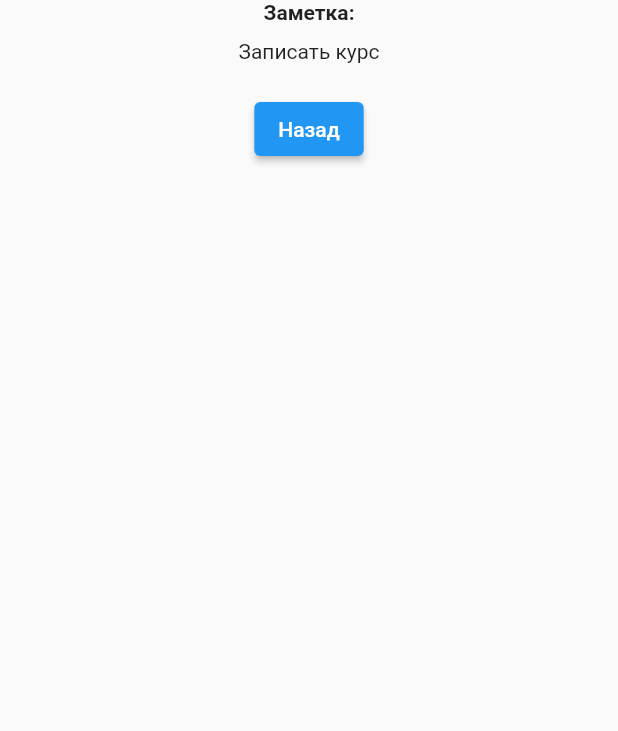
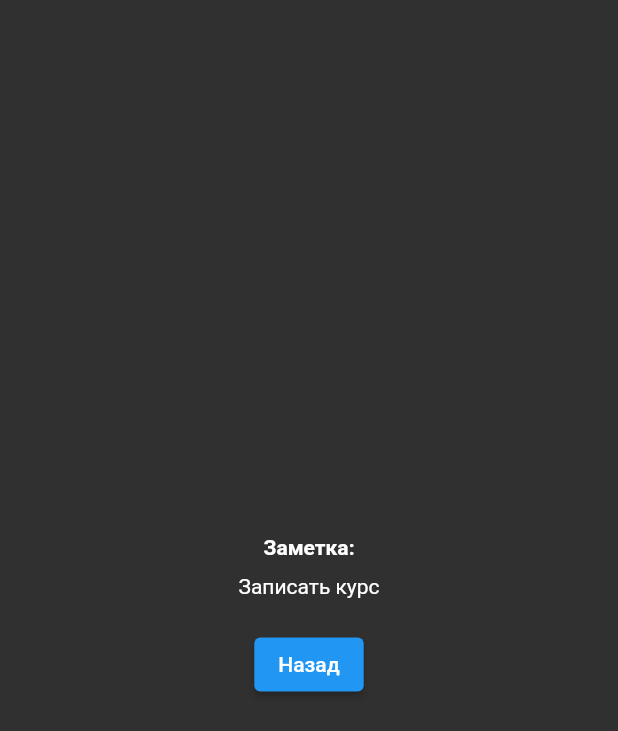
Before and after one commit to incognittoo/todo, a Flutter app: the screen it shows after launch, after a tap on "Записать курс", on a phone screen of 412 x 824 dp. Shown: the top 731 px of the screen. Run offline on Flutter 3.47's test engine with Material 2 defaults, Android fonts, the phone set to English and light mode, and no system bars.

```diff
--- a/lib/main.dart
+++ b/lib/main.dart
@@ -3,7 +3,8 @@ import 'package:todo/pages/home.dart';
 import 'package:todo/pages/note_screen.dart';
 
 void main() => runApp(MaterialApp(
-      theme: ThemeData(primaryColor: Colors.blueGrey),
+      theme: ThemeData(
+          colorScheme: ColorScheme.dark().copyWith(primary: Colors.blue)),
       initialRoute: '/',
       routes: {'/': (context) => Home(), '/note': (context) => NoteScreen()},
     ));
--- a/lib/pages/home.dart
+++ b/lib/pages/home.dart
@@ -9,7 +9,7 @@ class Home extends StatefulWidget {
 
 class _HomeState extends State<Home> {
   List todoList = [];
-  late String _userNote;
+  String _userNote = '';
 
   @override
   void initState() {
@@ -23,7 +23,7 @@ class _HomeState extends State<Home> {
   Widget build(BuildContext context) {
     return Scaffold(
       appBar: AppBar(
-        backgroundColor: Color.fromARGB(255, 3, 63, 204),
+        backgroundColor: Color.fromARGB(255, 1, 28, 91),
         title: Text('Список дел'),
         centerTitle: true,
       ),
@@ -42,7 +42,7 @@ class _HomeState extends State<Home> {
                   trailing: IconButton(
                     icon: Icon(
                       Icons.delete_sharp,
-                      color: Colors.deepOrange,
+                      color: Colors.red,
                     ),
                     onPressed: () {
                       setState(() {
@@ -60,7 +60,10 @@ class _HomeState extends State<Home> {
             );
           }),
       floatingActionButton: FloatingActionButton(
-        child: Icon(Icons.add_box),
+        child: Icon(
+          Icons.add_box,
+          color: Colors.white,
+        ),
         backgroundColor: Colors.green,
         onPressed: () {
           showDialog(
@@ -81,7 +84,10 @@ class _HomeState extends State<Home> {
                           });
                           Navigator.of(context).pop();
                         },
-                        child: Text('Сохранить'))
+                        child: Text(
+                          'Сохранить',
+                          style: TextStyle(color: Colors.white),
+                        ))
                   ],
                 );
               });
--- a/lib/pages/note_screen.dart
+++ b/lib/pages/note_screen.dart
@@ -8,7 +8,7 @@ class NoteScreen extends StatefulWidget {
 }
 
 class _NoteScreenState extends State<NoteScreen> {
-  late String _noteText;
+  String _noteText = '';
 
   @override
   Widget build(BuildContext context) {
@@ -21,19 +21,25 @@ class _NoteScreenState extends State<NoteScreen> {
         mainAxisAlignment: MainAxisAlignment.center,
         children: [
           Column(
+            mainAxisAlignment: MainAxisAlignment.center,
             children: [
               Text(
                 'Заметка:',
                 style: TextStyle(fontWeight: FontWeight.bold),
               ),
               Padding(padding: EdgeInsets.only(bottom: 10)),
-              Text('$_noteText'),
+              Text(
+                '$_noteText',
+              ),
               Padding(padding: EdgeInsets.only(bottom: 20)),
               ElevatedButton(
                   onPressed: () {
                     Navigator.pop(context);
                   },
-                  child: Text('Назад'))
+                  child: Text(
+                    'Назад',
+                    style: TextStyle(color: Colors.white),
+                  ))
             ],
           )
         ],
--- a/pubspec.yaml
+++ b/pubspec.yaml
@@ -28,6 +28,8 @@ environment:
 # the latest version available on pub.dev. To see which dependencies have newer
 # versions available, run `flutter pub outdated`.
 dependencies:
+  cloud_firestore:
+  firebase_core:
   flutter:
     sdk: flutter
 
```
Also changed, not shown: pubspec.lock, 15 other files.
